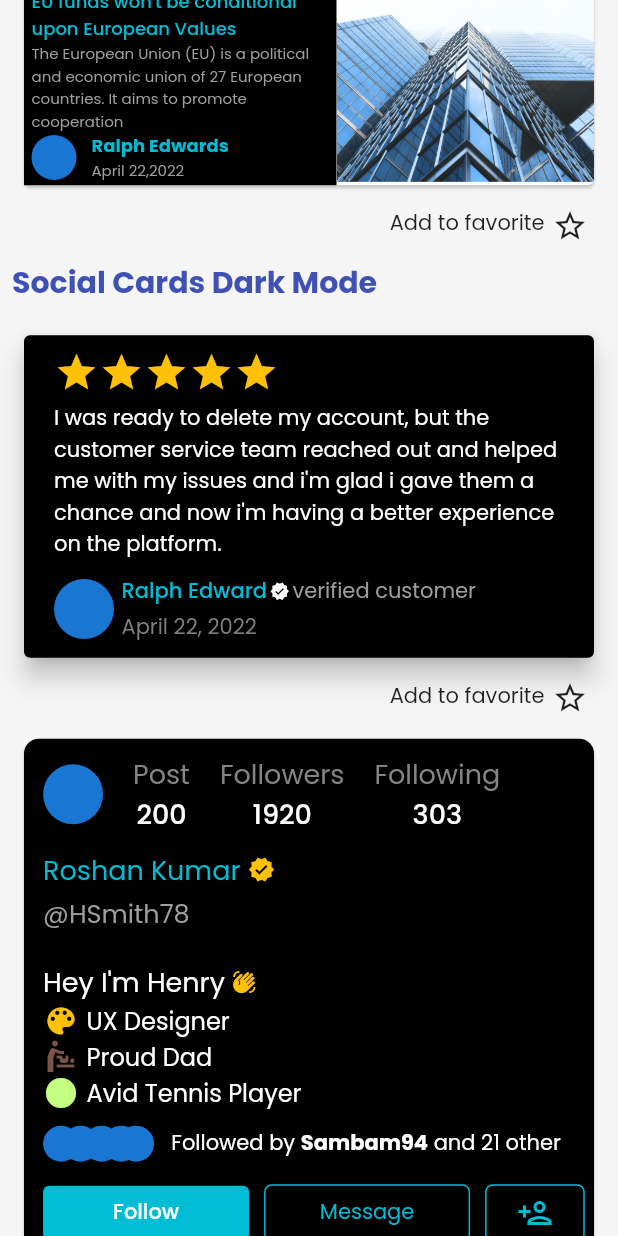
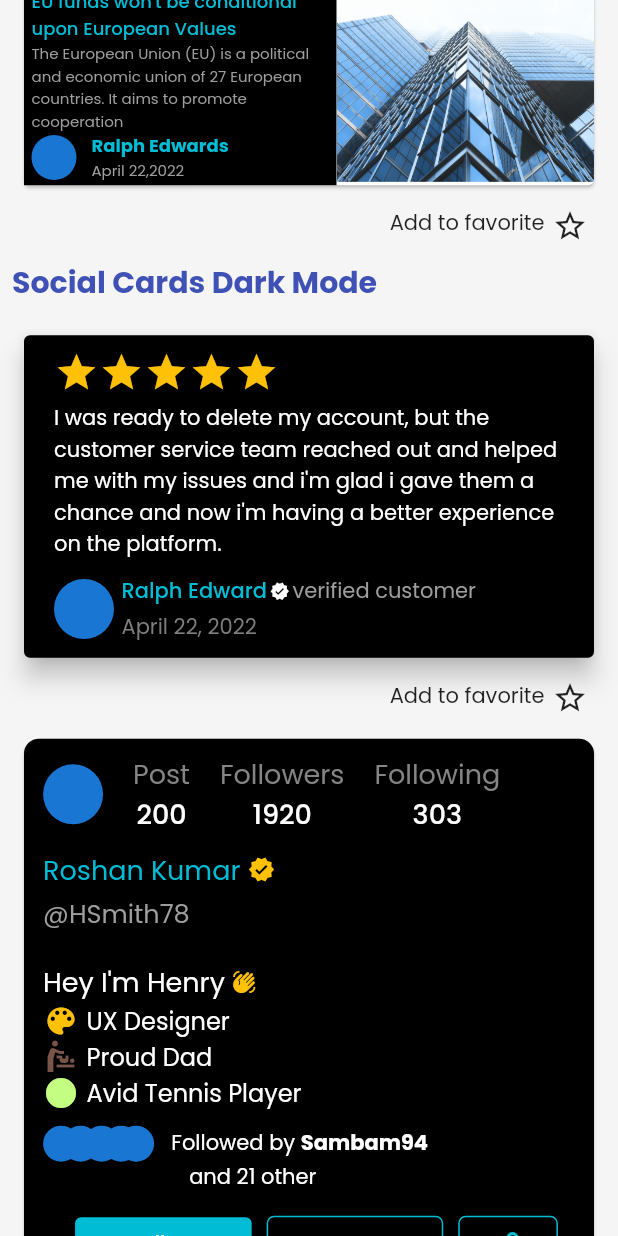
Before and after one commit to Clueless-Community/Spectrum-UI, a Flutter app: the CardScreen screen opened directly, scrolled down 2304 dp, on a phone screen of 412 x 824 dp. Run offline on Flutter 3.47's test engine with Material 2 defaults, Android fonts, the phone set to English and light mode, and no system bars; our stand-ins replace fluentui_icons, google_fonts, syncfusion_flutter_sliders; missing offline and left inert: clipboard, syncfusion_flutter_core; network calls fail.

Commit message:
Update card_8.dart

```diff
--- a/lib/ui_components/cards/All Cards/social_card_dark_mode/card_8.dart
+++ b/lib/ui_components/cards/All Cards/social_card_dark_mode/card_8.dart
@@ -17,14 +17,14 @@
               padding: const EdgeInsets.only(left: 10, top: 10, bottom: 10),
               child: Column(
                 children: [
-                  const Row(
+                   Row(
                     children: [
-                      CircleAvatar(),
-                      SizedBox(
+                      const CircleAvatar(),
+                      const SizedBox(
                         width: 20,
                       ),
                       Column(
-                        children: [
+                        children: const [
                           Text(
                             "Post",
                             style: TextStyle(
@@ -46,11 +46,11 @@
                           )
                         ],
                       ),
-                      SizedBox(
+                      const SizedBox(
                         width: 20,
                       ),
                       Column(
-                        children: [
+                        children: const [
                           Text("Followers",
                               style: TextStyle(
                                   color: Color.fromARGB(255, 133, 131, 131),
@@ -64,11 +64,11 @@
                           )
                         ],
                       ),
-                      SizedBox(
+                      const SizedBox(
                         width: 20,
                       ),
                       Column(
-                        children: [
+                        children: const [
                           Text("Following",
                               style: TextStyle(
                                   color: Color.fromARGB(255, 133, 131, 131),
@@ -85,8 +85,8 @@
                     ],
                   ),
                   const SizedBox(height: 10),
-                  const Row(
-                    children: [
+                   Row(
+                    children: const [
                       Text(
                         "Roshan Kumar",
                         style: TextStyle(color: Colors.cyan, fontSize: 18),
@@ -104,8 +104,8 @@
                   const SizedBox(
                     height: 3,
                   ),
-                  const Row(
-                    children: [
+                   Row(
+                    children: const [
                       Text(
                         "@HSmith78",
                         style: TextStyle(color: Colors.grey, fontSize: 17),
@@ -115,8 +115,8 @@
                   const SizedBox(
                     height: 20,
                   ),
-                  const Row(
-                    children: [
+                   Row(
+                    children: const [
                       Text(
                         "Hey I'm Henry",
                         style: TextStyle(
@@ -134,8 +134,8 @@
                       )
                     ],
                   ),
-                  const Row(
-                    children: [
+                   Row(
+                    children: const [
                       Icon(
                         Icons.color_lens,
                         color: Colors.amber,
@@ -149,8 +149,8 @@
                       ),
                     ],
                   ),
-                  const Row(
-                    children: [
+                   Row(
+                    children: const [
                       Icon(
                         Icons.baby_changing_station,
                         color: Colors.brown,
@@ -167,8 +167,8 @@
                       ),
                     ],
                   ),
-                  const Row(
-                    children: [
+                   Row(
+                    children: const [
                       Icon(
                         Icons.circle,
                         color: Color.fromARGB(255, 195, 253, 129),
@@ -185,13 +185,13 @@
                   const SizedBox(
                     height: 10,
                   ),
-                  const Row(
+                   Row(
                     children: [
                       SizedBox(
                         // width: double.infinity,
                         width: 78,
                         child: Stack(
-                          children: [
+                          children: const [
                             CircleAvatar(
                               radius: 12,
                             ),
@@ -218,6 +218,9 @@
                           ],
                         ),
                       ),
+
+
+                      Row(children: const [
                         Text(
                           "  Followed by ",
                           style: TextStyle(color: Colors.white),
@@ -227,23 +230,32 @@
                           style: TextStyle(
                               color: Colors.white, fontWeight: FontWeight.bold),
                         ),
-                      Text(
+                      ],),
+                      ]
+                   ),
+
+                      Row(children:[
+                        SizedBox(width: MediaQuery.of(context).size.width/4.4,),
+                      const Text(
                         " and ",
                         style: TextStyle(color: Colors.white),
                       ),
-                      Text(
+                      const Text(
                         "21 other",
                         style: TextStyle(color: Colors.white),
                       )
-                    ],
+                        ]
                       ),
+
+
                   const SizedBox(
                     height: 10,
                   ),
                   Row(
+                    mainAxisAlignment: MainAxisAlignment.center,
                     children: [
                       SizedBox(
-                        width: MediaQuery.of(context).size.width / 3,
+                        width: MediaQuery.of(context).size.width / 3.5,
                         child: ElevatedButton(
                           onPressed: () {},
                           style: ElevatedButton.styleFrom(
@@ -264,7 +276,7 @@
                           decoration: BoxDecoration(
                               border: Border.all(color: Colors.cyan),
                               borderRadius: BorderRadius.circular(5)),
-                          width: MediaQuery.of(context).size.width / 3,
+                          width: MediaQuery.of(context).size.width / 3.5,
                           child: const Center(
                             child: Text(
                               "Message",
```
Lines whose indentation alone changed are shown as unchanged.
